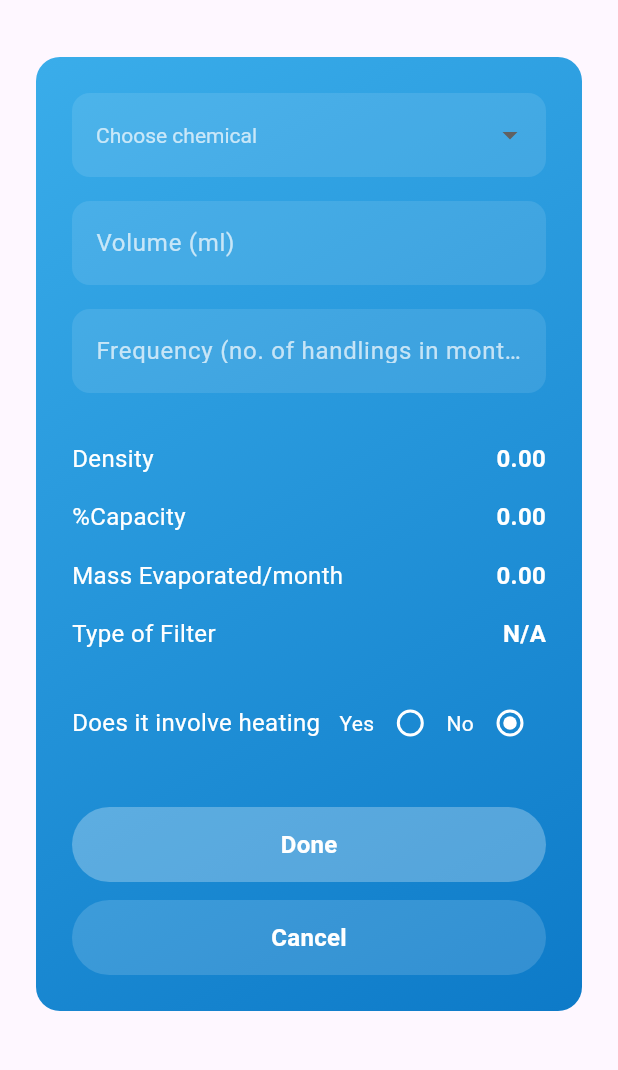
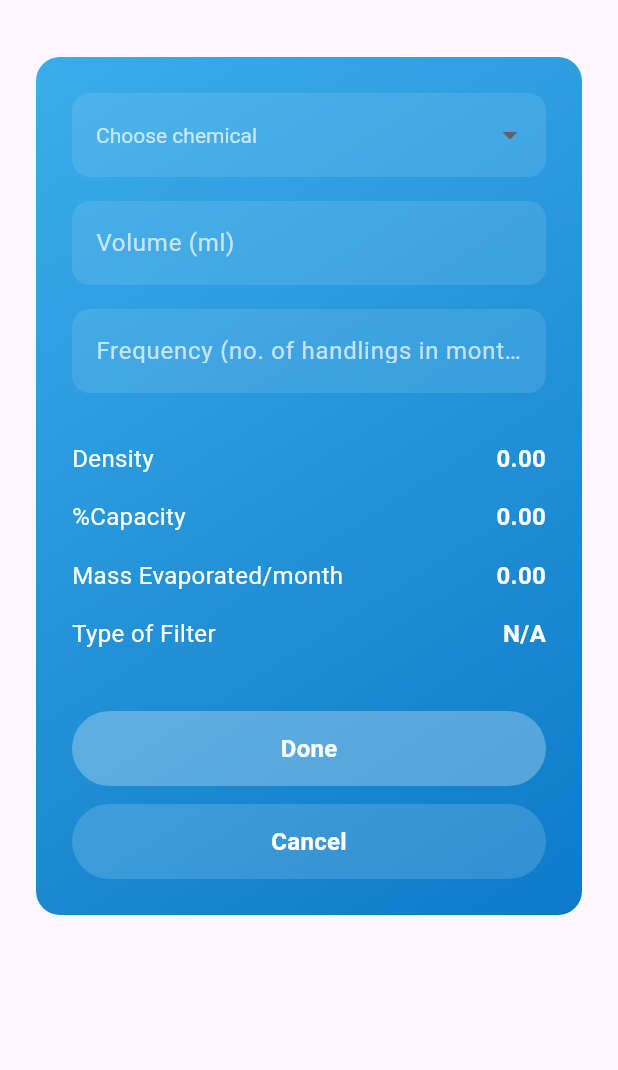
Before and after one commit to Esco-AI/filtracheck-app, a Flutter app: the AddChemicalScreen screen opened directly, on a phone screen of 412 x 824 dp, the part 63-1133 px from its top. Run offline on Flutter 3.47's test engine with Material 3 defaults, Android fonts, the phone set to English and light mode, and no system bars; our stand-ins replace csv, equatable, flutter_svg.

Commit message:
feat: enhance UI of chemical calculator

```diff
--- a/lib/calculator/add_chemical_screen.dart
+++ b/lib/calculator/add_chemical_screen.dart
@@ -3,9 +3,7 @@ import '../models/chemical.dart';
 import '../services/chemical_service.dart';
 
 class AddChemicalScreen extends StatefulWidget {
-  const AddChemicalScreen({
-    super.key,
-  });
+  const AddChemicalScreen({super.key});
 
   @override
   State<AddChemicalScreen> createState() => _AddChemicalScreenState();
@@ -19,7 +17,6 @@ class _AddChemicalScreenState extends State<AddChemicalScreen> {
   Chemical? _selectedChemical;
   final _volumeController = TextEditingController();
   final _frequencyController = TextEditingController();
-  bool _involvesHeating = false;
 
   // Displayed properties
   String _density = '0.00';
@@ -78,7 +75,6 @@ class _AddChemicalScreenState extends State<AddChemicalScreen> {
         chemical: _selectedChemical!,
         volume: double.parse(_volumeController.text),
         frequency: double.parse(_frequencyController.text),
-        involvesHeating: _involvesHeating,
         density: _density.isNotEmpty ? _density : 'N/A',
         filterType: _filterType.isNotEmpty ? _filterType : 'N/A',
       );
@@ -112,7 +108,6 @@ class _AddChemicalScreenState extends State<AddChemicalScreen> {
             child: Column(
               crossAxisAlignment: CrossAxisAlignment.stretch,
               children: [
-                // Chemical Dropdown
                 DropdownButtonFormField<Chemical>(
                   value: _selectedChemical,
                   onChanged: chemicalsLoaded
@@ -158,36 +153,18 @@ class _AddChemicalScreenState extends State<AddChemicalScreen> {
                         ),
                 ),
                 const SizedBox(height: 16),
-
-                // Volume Input
                 _buildTextFormField(_volumeController, 'Volume (ml)'),
                 const SizedBox(height: 16),
-
-                // Frequency Input
                 _buildTextFormField(
                   _frequencyController,
                   'Frequency (no. of handlings in month)',
                 ),
                 const SizedBox(height: 24),
-
-                // Read-only properties
                 _buildReadOnlyField('Density', _density),
-                _buildReadOnlyField(
-                  '%Capacity',
-                  '0.00',
-                ), // Placeholder for future calculation
-                _buildReadOnlyField(
-                  'Mass Evaporated/month',
-                  '0.00',
-                ), // Placeholder for future calculation
+                _buildReadOnlyField('%Capacity', '0.00'),
+                _buildReadOnlyField('Mass Evaporated/month', '0.00'),
                 _buildReadOnlyField('Type of Filter', _filterType),
-                const SizedBox(height: 16),
-
-                // Heating Radio Buttons
-                _buildHeatingSelector(),
                 const SizedBox(height: 32),
-
-                // Action Buttons
                 _buildActionButton(
                   label: 'Done',
                   onPressed: _onDone,
@@ -247,42 +224,6 @@ class _AddChemicalScreenState extends State<AddChemicalScreen> {
     );
   }
 
-  Widget _buildHeatingSelector() {
-    return Row(
-      mainAxisAlignment: MainAxisAlignment.spaceBetween,
-      children: [
-        const Text(
-          'Does it involve heating',
-          style: TextStyle(color: Colors.white, fontSize: 16),
-        ),
-        Row(
-          children: [
-            const Text('Yes', style: TextStyle(color: Colors.white)),
-            Radio<bool>(
-              value: true,
-              groupValue: _involvesHeating,
-              onChanged: (bool? value) {
-                setState(() => _involvesHeating = value!);
-              },
-              activeColor: Colors.white,
-              fillColor: WidgetStateProperty.all(Colors.white),
-            ),
-            const Text('No', style: TextStyle(color: Colors.white)),
-            Radio<bool>(
-              value: false,
-              groupValue: _involvesHeating,
-              onChanged: (bool? value) {
-                setState(() => _involvesHeating = value!);
-              },
-              activeColor: Colors.white,
-              fillColor: WidgetStateProperty.all(Colors.white),
-            ),
-          ],
-        ),
-      ],
-    );
-  }
-
   Widget _buildActionButton({
     required String label,
     required VoidCallback onPressed,
--- a/lib/models/chemical.dart
+++ b/lib/models/chemical.dart
@@ -1,5 +1,3 @@
-// lib/models/chemical.dart
-
 import 'package:equatable/equatable.dart';
 
 class Chemical extends Equatable {
@@ -23,12 +21,10 @@ class Chemical extends Equatable {
     this.nonDuctlessProduct,
   });
 
-  // This factory constructor correctly handles potential null values from the CSV map.
   factory Chemical.fromMap(Map<String, dynamic> map) {
     final filterQuantities = <String, double>{};
     final specialFilters = <String>[];
 
-    // Parse A-H filters
     const filterCols = ['A', 'B', 'C', 'D', 'E', 'F', 'G', 'H'];
     for (var col in filterCols) {
       if (map[col] != null && map[col].toString().trim().isNotEmpty) {
@@ -39,7 +35,6 @@ class Chemical extends Equatable {
       }
     }
 
-    // Parse special filters
     const specialCols = ['HEPA', 'ESCO', '!'];
     for (var col in specialCols) {
       if (map[col] != null && map[col].toString().trim().isNotEmpty) {
@@ -51,7 +46,6 @@ class Chemical extends Equatable {
     }
 
     return Chemical(
-      // THE FIX: Use '??' to provide a default empty string if the value is null.
       name: map['CHEMICAL NAME']?.toString() ?? '',
       casNo: map['CAS No.']?.toString() ?? '',
       formula: map['FORMULA']?.toString() ?? '',
@@ -71,7 +65,6 @@ class ChemicalSelection {
   final Chemical chemical;
   final double volume;
   final double frequency;
-  final bool involvesHeating;
   final String density;
   final String filterType;
 
@@ -79,7 +72,6 @@ class ChemicalSelection {
     required this.chemical,
     required this.volume,
     required this.frequency,
-    required this.involvesHeating,
     required this.density,
     required this.filterType,
   });
```
Also changed, not shown: lib/calculator/calculator_intro_screen.dart (+150 -20 lines), lib/widgets/bottom_navigation_bar.dart (line endings or trailing spaces).
